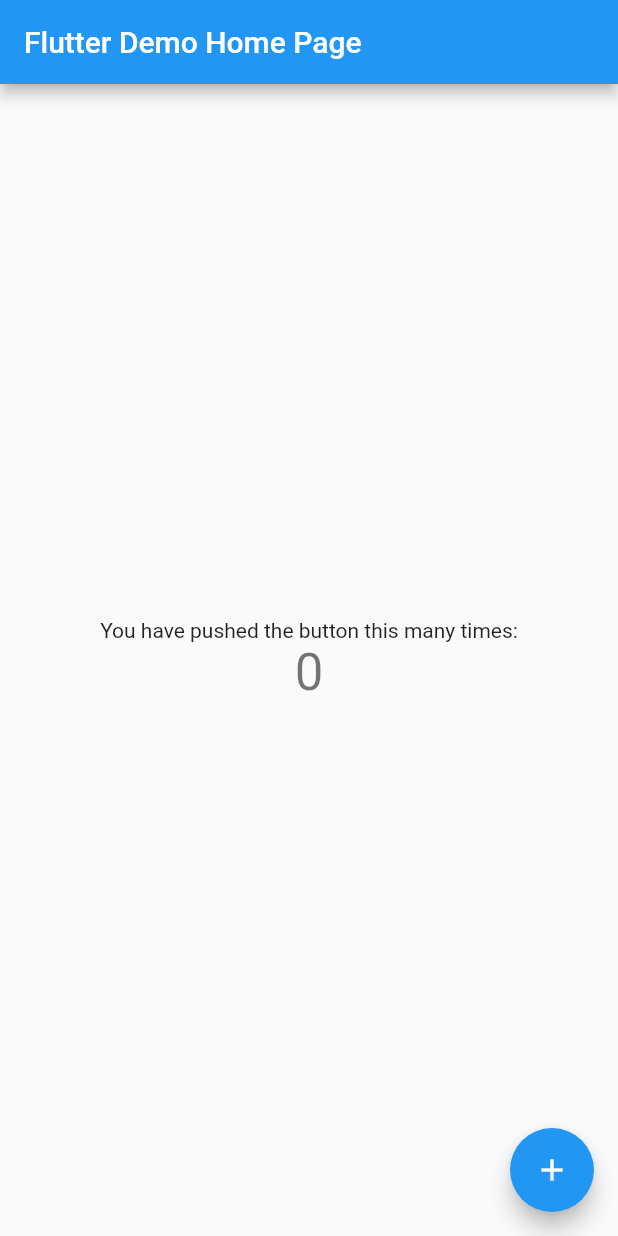
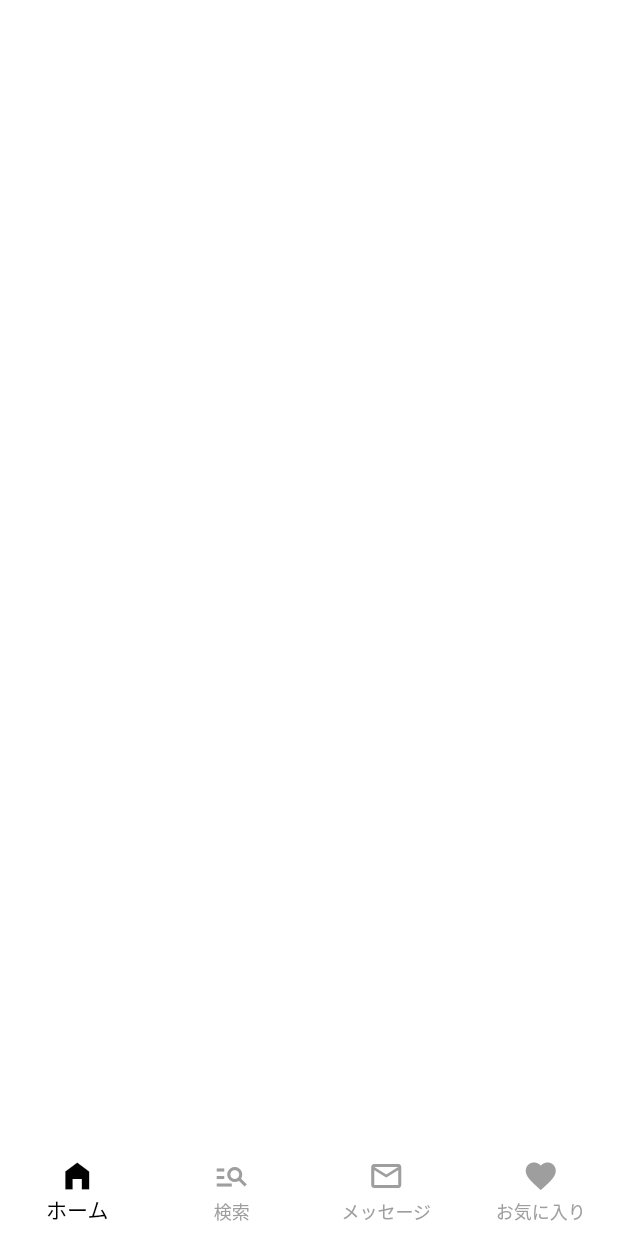
Before and after one commit to Ken46373/flutter_remote_jobs_app, a Flutter app: the screen it shows after launch, on a phone screen of 412 x 824 dp. Run offline on Flutter 3.47's test engine with Material 2 defaults, Android fonts, the phone set to English and light mode, and no system bars.

Commit message:
create app.

```diff
--- a/lib/main.dart
+++ b/lib/main.dart
@@ -1,113 +1,6 @@
 import 'package:flutter/material.dart';
+import 'package:flutter_remote_jobs_app/src/app.dart';
 
 void main() {
   runApp(MyApp());
 }
-
-class MyApp extends StatelessWidget {
-  // This widget is the root of your application.
-  @override
-  Widget build(BuildContext context) {
-    return MaterialApp(
-      title: 'Flutter Demo',
-      theme: ThemeData(
-        // This is the theme of your application.
-        //
-        // Try running your application with "flutter run". You'll see the
-        // application has a blue toolbar. Then, without quitting the app, try
-        // changing the primarySwatch below to Colors.green and then invoke
-        // "hot reload" (press "r" in the console where you ran "flutter run",
-        // or simply save your changes to "hot reload" in a Flutter IDE).
-        // Notice that the counter didn't reset back to zero; the application
-        // is not restarted.
-        primarySwatch: Colors.blue,
-      ),
-      home: MyHomePage(title: 'Flutter Demo Home Page'),
-    );
-  }
-}
-
-class MyHomePage extends StatefulWidget {
-  MyHomePage({Key? key, required this.title}) : super(key: key);
-
-  // This widget is the home page of your application. It is stateful, meaning
-  // that it has a State object (defined below) that contains fields that affect
-  // how it looks.
-
-  // This class is the configuration for the state. It holds the values (in this
-  // case the title) provided by the parent (in this case the App widget) and
-  // used by the build method of the State. Fields in a Widget subclass are
-  // always marked "final".
-
-  final String title;
-
-  @override
-  _MyHomePageState createState() => _MyHomePageState();
-}
-
-class _MyHomePageState extends State<MyHomePage> {
-  int _counter = 0;
-
-  void _incrementCounter() {
-    setState(() {
-      // This call to setState tells the Flutter framework that something has
-      // changed in this State, which causes it to rerun the build method below
-      // so that the display can reflect the updated values. If we changed
-      // _counter without calling setState(), then the build method would not be
-      // called again, and so nothing would appear to happen.
-      _counter++;
-    });
-  }
-
-  @override
-  Widget build(BuildContext context) {
-    // This method is rerun every time setState is called, for instance as done
-    // by the _incrementCounter method above.
-    //
-    // The Flutter framework has been optimized to make rerunning build methods
-    // fast, so that you can just rebuild anything that needs updating rather
-    // than having to individually change instances of widgets.
-    return Scaffold(
-      appBar: AppBar(
-        // Here we take the value from the MyHomePage object that was created by
-        // the App.build method, and use it to set our appbar title.
-        title: Text(widget.title),
-      ),
-      body: Center(
-        // Center is a layout widget. It takes a single child and positions it
-        // in the middle of the parent.
-        child: Column(
-          // Column is also a layout widget. It takes a list of children and
-          // arranges them vertically. By default, it sizes itself to fit its
-          // children horizontally, and tries to be as tall as its parent.
-          //
-          // Invoke "debug painting" (press "p" in the console, choose the
-          // "Toggle Debug Paint" action from the Flutter Inspector in Android
-          // Studio, or the "Toggle Debug Paint" command in Visual Studio Code)
-          // to see the wireframe for each widget.
-          //
-          // Column has various properties to control how it sizes itself and
-          // how it positions its children. Here we use mainAxisAlignment to
-          // center the children vertically; the main axis here is the vertical
-          // axis because Columns are vertical (the cross axis would be
-          // horizontal).
-          mainAxisAlignment: MainAxisAlignment.center,
-          children: <Widget>[
-            Text(
-              'You have pushed the button this many times:',
-            ),
-            Text(
-              '$_counter',
-              style: Theme.of(context).textTheme.headline4,
-            ),
-          ],
-        ),
-      ),
-      floatingActionButton: FloatingActionButton(
-        onPressed: _incrementCounter,
-        tooltip: 'Increment',
-        child: Icon(Icons.add),
-      ), // This trailing comma makes auto-formatting nicer for build methods.
-    );
-  }
-}
--- /dev/null
+++ b/lib/src/app.dart
@@ -0,0 +1,82 @@
+import 'package:flutter/material.dart';
+import 'package:flutter_remote_jobs_app/src/screens/home_screen.dart';
+
+class MyApp extends StatelessWidget {
+  @override
+  Widget build(BuildContext context) {
+    return MaterialApp(
+      title: 'Remote Jobs',
+      debugShowCheckedModeBanner: false,
+      theme: ThemeData(
+        scaffoldBackgroundColor: Colors.white,
+        appBarTheme: AppBarTheme(
+          elevation: 0,
+          backgroundColor: Theme.of(context).backgroundColor,
+        ),
+        bottomNavigationBarTheme: BottomNavigationBarThemeData(
+          elevation: 0,
+          backgroundColor: Colors.white,
+          selectedItemColor: Colors.black,
+          unselectedItemColor: Colors.grey,
+          showSelectedLabels: true,
+          showUnselectedLabels: true,
+        ),
+      ),
+      home: RemoteJobsApp(),
+    );
+  }
+}
+
+class RemoteJobsApp extends StatefulWidget {
+  const RemoteJobsApp({Key? key}) : super(key: key);
+
+  @override
+  State<RemoteJobsApp> createState() => _RemoteJobsAppState();
+}
+
+class _RemoteJobsAppState extends State<RemoteJobsApp> {
+
+  static const _screens = [
+    HomeScreen(),
+    // SearchScreen(),
+    // FavoriteScreen()
+  ];
+
+  int _selectedIndex = 0;
+
+  void _onItemTapped(int index) {
+    setState(() {
+      _selectedIndex = index;
+    });
+  }
+
+  @override
+  Widget build(BuildContext context) {
+    return Scaffold(
+      body: _screens[_selectedIndex],
+      bottomNavigationBar: BottomNavigationBar(
+        currentIndex: _selectedIndex,
+        onTap: _onItemTapped,
+        type: BottomNavigationBarType.fixed,
+        items: [
+          BottomNavigationBarItem(
+            icon: Icon(Icons.home_filled),
+            label: 'ホーム',
+          ),
+          BottomNavigationBarItem(
+            icon: Icon(Icons.manage_search),
+            label: '検索',
+          ),
+          BottomNavigationBarItem(
+            icon: Icon(Icons.mail_outline),
+            label: 'メッセージ',
+          ),
+          BottomNavigationBarItem(
+            icon: Icon(Icons.favorite),
+            label: 'お気に入り',
+          ),
+        ],
+      ),
+    );
+  }
+}
--- /dev/null
+++ b/lib/src/screens/home_screen.dart
@@ -0,0 +1,29 @@
+import 'package:flutter/material.dart';
+
+class HomeScreen extends StatefulWidget {
+  const HomeScreen({Key? key}) : super(key: key);
+
+  @override
+  State<HomeScreen> createState() => _HomeScreenState();
+}
+
+class _HomeScreenState extends State<HomeScreen> {
+  @override
+  Widget build(BuildContext context) {
+    Size _size = MediaQuery.of(context).size;
+    return SafeArea(
+        child: Container(
+            width: double.infinity,
+            padding: EdgeInsets.symmetric(horizontal: 20.0, vertical: 30.0),
+            child: SingleChildScrollView(
+              child: Column(
+                crossAxisAlignment: CrossAxisAlignment.start,
+                children: [
+
+                ],
+              ),
+            )
+        )
+    );
+  }
+}
```
Also changed, not shown: 1 other file.
